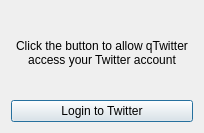
ayoy/qtwitter, file qtwitter-app/src/oauth/oauthwizard.ui: the form before one commit.
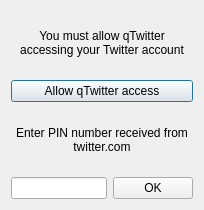
The form after the commit.

Commit message: Implemented basic funtionality in libqoauth and provided a basic interface for authorizing qTwitter (access_token reply not yet parsed).

Diff of the .ui file:
```diff
--- a/qtwitter-app/src/oauth/oauthwizard.ui
+++ b/qtwitter-app/src/oauth/oauthwizard.ui
@@ -7,7 +7,7 @@
     <x>0</x>
     <y>0</y>
     <width>204</width>
-    <height>133</height>
+    <height>210</height>
    </rect>
   </property>
   <property name="windowTitle">
@@ -17,7 +17,7 @@
    <item>
     <widget class="QLabel" name="label">
      <property name="text">
-      <string>Click the button to allow qTwitter access your Twitter account</string>
+      <string>You must allow qTwitter accessing your Twitter account</string>
      </property>
      <property name="alignment">
       <set>Qt::AlignCenter</set>
@@ -30,10 +30,37 @@
    <item>
     <widget class="QPushButton" name="pushButton">
      <property name="text">
-      <string>Login to Twitter</string>
+      <string>Allow qTwitter access</string>
      </property>
     </widget>
    </item>
+   <item>
+    <widget class="QLabel" name="pinLabel">
+     <property name="text">
+      <string>Enter PIN number received from twitter.com</string>
+     </property>
+     <property name="alignment">
+      <set>Qt::AlignCenter</set>
+     </property>
+     <property name="wordWrap">
+      <bool>true</bool>
+     </property>
+    </widget>
+   </item>
+   <item>
+    <layout class="QHBoxLayout" name="horizontalLayout">
+     <item>
+      <widget class="QLineEdit" name="pinEdit"/>
+     </item>
+     <item>
+      <widget class="QPushButton" name="okButton">
+       <property name="text">
+        <string>OK</string>
+       </property>
+      </widget>
+     </item>
+    </layout>
+   </item>
   </layout>
  </widget>
  <resources/>
```
Left out of the diff: 25 changed lines with no effect on the pictures. The commit also changes 9 other files.
